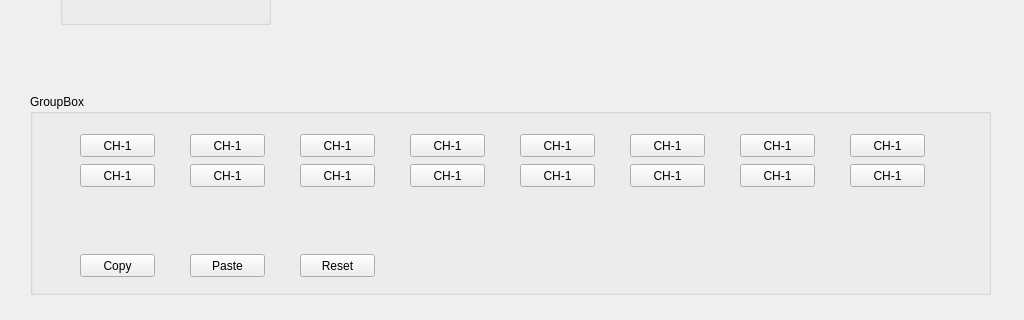
Above: ac1608/highpasswnd.ui from jpcstpj7281/gameseer before the change; both pictures show x 0 to 1024 and y 316 to 636 of the 1024 by 768 pixel window. Below: the same form after it.
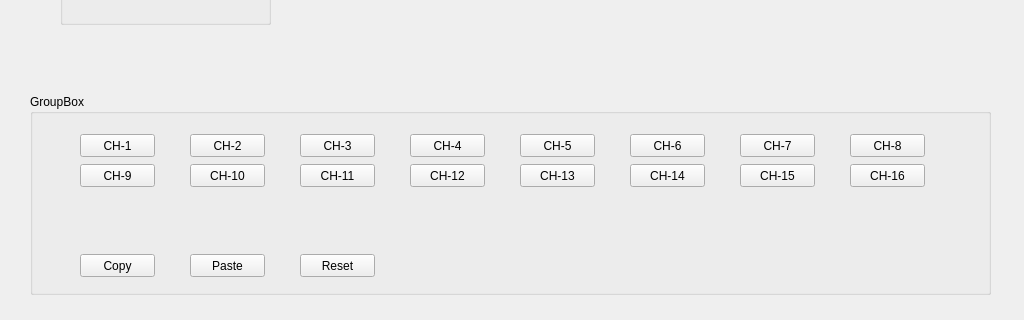
That is the form after the change.

The edit to the form file:
```diff
--- a/ac1608/highpasswnd.ui
+++ b/ac1608/highpasswnd.ui
@@ -140,7 +140,7 @@
      </rect>
     </property>
     <property name="text">
-     <string>CH-1</string>
+     <string>CH-9</string>
     </property>
    </widget>
    <widget class="QPushButton" name="pushButton_4">
@@ -153,7 +153,7 @@
      </rect>
     </property>
     <property name="text">
-     <string>CH-1</string>
+     <string>CH-2</string>
     </property>
    </widget>
    <widget class="QPushButton" name="pushButton_5">
@@ -166,7 +166,7 @@
      </rect>
     </property>
     <property name="text">
-     <string>CH-1</string>
+     <string>CH-10</string>
     </property>
    </widget>
    <widget class="QPushButton" name="pushButton_6">
@@ -179,7 +179,7 @@
      </rect>
     </property>
     <property name="text">
-     <string>CH-1</string>
+     <string>CH-3</string>
     </property>
    </widget>
    <widget class="QPushButton" name="pushButton_7">
@@ -192,7 +192,7 @@
      </rect>
     </property>
     <property name="text">
-     <string>CH-1</string>
+     <string>CH-11</string>
     </property>
    </widget>
    <widget class="QPushButton" name="pushButton_8">
@@ -205,7 +205,7 @@
      </rect>
     </property>
     <property name="text">
-     <string>CH-1</string>
+     <string>CH-4</string>
     </property>
    </widget>
    <widget class="QPushButton" name="pushButton_9">
@@ -218,7 +218,7 @@
      </rect>
     </property>
     <property name="text">
-     <string>CH-1</string>
+     <string>CH-12</string>
     </property>
    </widget>
    <widget class="QPushButton" name="pushButton_10">
@@ -231,7 +231,7 @@
      </rect>
     </property>
     <property name="text">
-     <string>CH-1</string>
+     <string>CH-5</string>
     </property>
    </widget>
    <widget class="QPushButton" name="pushButton_11">
@@ -244,7 +244,7 @@
      </rect>
     </property>
     <property name="text">
-     <string>CH-1</string>
+     <string>CH-13</string>
     </property>
    </widget>
    <widget class="QPushButton" name="pushButton_12">
@@ -257,7 +257,7 @@
      </rect>
     </property>
     <property name="text">
-     <string>CH-1</string>
+     <string>CH-6</string>
     </property>
    </widget>
    <widget class="QPushButton" name="pushButton_13">
@@ -270,7 +270,7 @@
      </rect>
     </property>
     <property name="text">
-     <string>CH-1</string>
+     <string>CH-14</string>
     </property>
    </widget>
    <widget class="QPushButton" name="pushButton_14">
@@ -283,7 +283,7 @@
      </rect>
     </property>
     <property name="text">
-     <string>CH-1</string>
+     <string>CH-7</string>
     </property>
    </widget>
    <widget class="QPushButton" name="pushButton_15">
@@ -296,7 +296,7 @@
      </rect>
     </property>
     <property name="text">
-     <string>CH-1</string>
+     <string>CH-15</string>
     </property>
    </widget>
    <widget class="QPushButton" name="pushButton_16">
@@ -309,7 +309,7 @@
      </rect>
     </property>
     <property name="text">
-     <string>CH-1</string>
+     <string>CH-8</string>
     </property>
    </widget>
    <widget class="QPushButton" name="pushButton_17">
@@ -322,7 +322,7 @@
      </rect>
     </property>
     <property name="text">
-     <string>CH-1</string>
+     <string>CH-16</string>
     </property>
    </widget>
    <widget class="QPushButton" name="pushButton_18">
```
